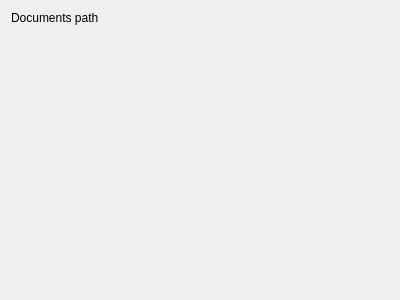
Before: the Qt Designer form document_management_system_relation_editor/ui/document_relation_editor_config_widget.ui in opengisch/qgis-document-management-system-plugin, drawn with Qt 5.
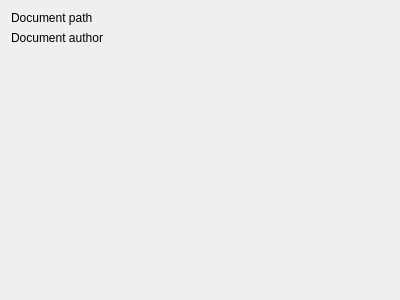
After: the same form once the commit is applied. Custom widgets are drawn as their Qt base class.

Commit message: Added author config

Patch:
```diff
--- a/document_management_system_relation_editor/ui/document_relation_editor_config_widget.ui
+++ b/document_management_system_relation_editor/ui/document_relation_editor_config_widget.ui
@@ -18,6 +18,9 @@
     <widget class="QgsFieldExpressionWidget" name="mDocumentPathExpressionWidget" native="true"/>
    </item>
    <item row="1" column="2">
+    <widget class="QgsFieldExpressionWidget" name="mDocumentAuthorExpressionWidget" native="true"/>
+   </item>
+   <item row="2" column="2">
     <spacer name="verticalSpacer">
      <property name="orientation">
       <enum>Qt::Vertical</enum>
@@ -33,7 +36,14 @@
    <item row="0" column="0" colspan="2">
     <widget class="QLabel" name="label_2">
      <property name="text">
-      <string>Documents path</string>
+      <string>Document path</string>
+     </property>
+    </widget>
+   </item>
+   <item row="1" column="0" colspan="2">
+    <widget class="QLabel" name="label_3">
+     <property name="text">
+      <string>Document author</string>
      </property>
     </widget>
    </item>
```
Left out of the diff: 6 changed lines with no effect on the pictures. The commit also changes 4 other files.
